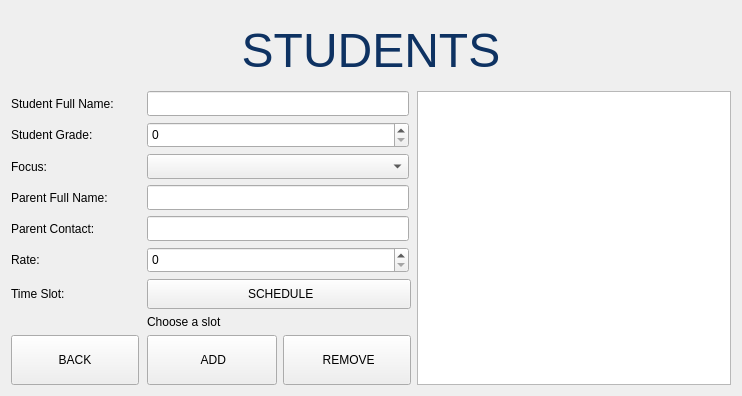
Old version of the form students.ui in the repository KyleJamesWestran/Roster-Guru.
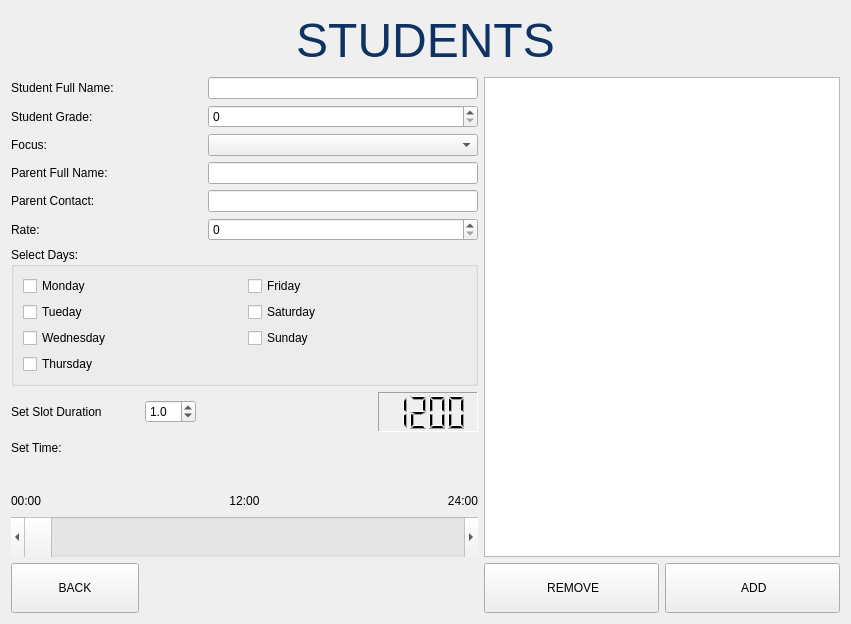
New version of the form. Icons and pictures are not drawn.

What changed in the file:
```diff
--- a/students.ui
+++ b/students.ui
@@ -6,28 +6,38 @@
    <rect>
     <x>0</x>
     <y>0</y>
-    <width>742</width>
-    <height>396</height>
+    <width>851</width>
+    <height>624</height>
    </rect>
   </property>
   <property name="minimumSize">
    <size>
-    <width>742</width>
-    <height>396</height>
+    <width>851</width>
+    <height>624</height>
    </size>
   </property>
   <property name="maximumSize">
    <size>
-    <width>742</width>
-    <height>396</height>
+    <width>851</width>
+    <height>624</height>
    </size>
   </property>
   <property name="windowTitle">
    <string>Students</string>
   </property>
-  <layout class="QGridLayout" name="gridLayout">
-   <item row="9" column="2">
-    <widget class="QPushButton" name="btnRemove">
+  <layout class="QGridLayout" name="gridLayout_2">
+   <item row="1" column="3" colspan="2">
+    <widget class="QLineEdit" name="studentName"/>
+   </item>
+   <item row="10" column="0">
+    <widget class="QLabel" name="label_13">
+     <property name="text">
+      <string>Set Slot Duration</string>
+     </property>
+    </widget>
+   </item>
+   <item row="15" column="0">
+    <widget class="QPushButton" name="btnBack">
      <property name="minimumSize">
       <size>
        <width>128</width>
@@ -41,341 +51,330 @@
       </size>
      </property>
      <property name="text">
-      <string> REMOVE</string>
+      <string>BACK</string>
      </property>
      <property name="icon">
       <iconset>
        <normaloff>Resources/cancel.png</normaloff>Resources/cancel.png</iconset>
      </property>
-    </widget>
-   </item>
-   <item row="4" column="0">
-    <widget class="QLabel" name="label_5">
-     <property name="minimumSize">
+     <property name="iconSize">
       <size>
-       <width>130</width>
-       <height>25</height>
+       <width>20</width>
+       <height>20</height>
       </size>
      </property>
-     <property name="maximumSize">
-      <size>
-       <width>130</width>
-       <height>25</height>
-      </size>
-     </property>
-     <property name="text">
-      <string>Parent Full Name:</string>
-     </property>
     </widget>
    </item>
-   <item row="2" column="0">
+   <item row="5" column="3" colspan="2">
+    <widget class="QLineEdit" name="parentContact"/>
+   </item>
+   <item row="2" column="0" colspan="2">
     <widget class="QLabel" name="label_6">
-     <property name="minimumSize">
-      <size>
-       <width>130</width>
-       <height>26</height>
-      </size>
-     </property>
-     <property name="maximumSize">
-      <size>
-       <width>130</width>
-       <height>26</height>
-      </size>
-     </property>
      <property name="text">
       <string>Student Grade:</string>
      </property>
     </widget>
    </item>
-   <item row="4" column="1" colspan="2">
-    <widget class="QLineEdit" name="parentName">
+   <item row="10" column="4">
+    <widget class="QLCDNumber" name="lcdTime">
      <property name="minimumSize">
       <size>
-       <width>262</width>
-       <height>25</height>
+       <width>100</width>
+       <height>40</height>
       </size>
      </property>
-     <property name="maximumSize">
-      <size>
-       <width>262</width>
-       <height>25</height>
-      </size>
+     <property name="inputMethodHints">
+      <set>Qt::ImhTime</set>
      </property>
+     <property name="frameShape">
+      <enum>QFrame::Panel</enum>
+     </property>
+     <property name="frameShadow">
+      <enum>QFrame::Sunken</enum>
+     </property>
+     <property name="smallDecimalPoint">
+      <bool>false</bool>
+     </property>
+     <property name="digitCount">
+      <number>4</number>
+     </property>
+     <property name="mode">
+      <enum>QLCDNumber::Dec</enum>
+     </property>
+     <property name="segmentStyle">
+      <enum>QLCDNumber::Filled</enum>
+     </property>
+     <property name="value" stdset="0">
+      <double>1200.000000000000000</double>
+     </property>
+     <property name="intValue" stdset="0">
+      <number>1200</number>
+     </property>
     </widget>
    </item>
-   <item row="3" column="0">
+   <item row="4" column="0" colspan="2">
+    <widget class="QLabel" name="label_5">
+     <property name="text">
+      <string>Parent Full Name:</string>
+     </property>
+    </widget>
+   </item>
+   <item row="3" column="0" colspan="2">
     <widget class="QLabel" name="label_7">
-     <property name="minimumSize">
-      <size>
-       <width>130</width>
-       <height>25</height>
-      </size>
-     </property>
-     <property name="maximumSize">
-      <size>
-       <width>130</width>
-       <height>25</height>
-      </size>
-     </property>
      <property name="text">
       <string>Focus:</string>
      </property>
     </widget>
    </item>
-   <item row="7" column="0">
-    <widget class="QLabel" name="label_3">
+   <item row="1" column="0" colspan="2">
+    <widget class="QLabel" name="label_2">
+     <property name="text">
+      <string>Student Full Name:</string>
+     </property>
+    </widget>
+   </item>
+   <item row="10" column="3">
+    <spacer name="horizontalSpacer">
+     <property name="orientation">
+      <enum>Qt::Horizontal</enum>
+     </property>
+     <property name="sizeHint" stdset="0">
+      <size>
+       <width>40</width>
+       <height>20</height>
+      </size>
+     </property>
+    </spacer>
+   </item>
+   <item row="2" column="3" colspan="2">
+    <widget class="QSpinBox" name="studentGrade"/>
+   </item>
+   <item row="4" column="3" colspan="2">
+    <widget class="QLineEdit" name="parentName"/>
+   </item>
+   <item row="6" column="3" colspan="2">
+    <widget class="QSpinBox" name="rate"/>
+   </item>
+   <item row="3" column="3" colspan="2">
+    <widget class="QComboBox" name="studentFocus"/>
+   </item>
+   <item row="0" column="0" colspan="8">
+    <widget class="QLabel" name="label">
      <property name="minimumSize">
       <size>
-       <width>130</width>
-       <height>25</height>
+       <width>0</width>
+       <height>60</height>
       </size>
      </property>
      <property name="maximumSize">
       <size>
-       <width>130</width>
-       <height>25</height>
+       <width>16777215</width>
+       <height>60</height>
       </size>
      </property>
      <property name="text">
-      <string>Time Slot:</string>
+      <string>&lt;html&gt;&lt;head/&gt;&lt;body&gt;&lt;p align=&quot;center&quot;&gt;&lt;span style=&quot; font-size:36pt; color:#0e3262;&quot;&gt;STUDENTS&lt;/span&gt;&lt;/p&gt;&lt;/body&gt;&lt;/html&gt;</string>
      </property>
     </widget>
    </item>
-   <item row="6" column="1" colspan="2">
-    <widget class="QSpinBox" name="rate">
-     <property name="minimumSize">
-      <size>
-       <width>262</width>
-       <height>26</height>
-      </size>
+   <item row="10" column="1">
+    <widget class="QDoubleSpinBox" name="spinDuration">
+     <property name="decimals">
+      <number>1</number>
      </property>
-     <property name="maximumSize">
-      <size>
-       <width>262</width>
-       <height>26</height>
-      </size>
+     <property name="minimum">
+      <double>0.500000000000000</double>
      </property>
+     <property name="maximum">
+      <double>24.000000000000000</double>
+     </property>
+     <property name="singleStep">
+      <double>0.500000000000000</double>
+     </property>
+     <property name="value">
+      <double>1.000000000000000</double>
+     </property>
     </widget>
    </item>
-   <item row="9" column="1">
-    <widget class="QPushButton" name="btnAdd">
+   <item row="11" column="0" colspan="5">
+    <widget class="QLabel" name="label_12">
+     <property name="text">
+      <string>Set Time:</string>
+     </property>
+    </widget>
+   </item>
+   <item row="14" column="0" colspan="5">
+    <widget class="QScrollBar" name="sliderTime">
      <property name="minimumSize">
       <size>
-       <width>130</width>
-       <height>50</height>
+       <width>0</width>
+       <height>40</height>
       </size>
      </property>
      <property name="maximumSize">
       <size>
-       <width>130</width>
-       <height>50</height>
+       <width>16777215</width>
+       <height>40</height>
       </size>
      </property>
-     <property name="text">
-      <string> ADD</string>
+     <property name="inputMethodHints">
+      <set>Qt::ImhTime</set>
      </property>
-     <property name="icon">
-      <iconset>
-       <normaloff>Resources/user add.png</normaloff>Resources/user add.png</iconset>
+     <property name="maximum">
+      <number>48</number>
      </property>
+     <property name="pageStep">
+      <number>1</number>
+     </property>
+     <property name="orientation">
+      <enum>Qt::Horizontal</enum>
+     </property>
     </widget>
    </item>
-   <item row="1" column="3" rowspan="9" colspan="3">
-    <widget class="QListWidget" name="listStudents"/>
-   </item>
-   <item row="5" column="0">
+   <item row="5" column="0" colspan="2">
     <widget class="QLabel" name="label_8">
-     <property name="minimumSize">
-      <size>
-       <width>130</width>
-       <height>25</height>
-      </size>
-     </property>
-     <property name="maximumSize">
-      <size>
-       <width>130</width>
-       <height>25</height>
-      </size>
-     </property>
      <property name="text">
       <string>Parent Contact:</string>
      </property>
     </widget>
    </item>
-   <item row="2" column="1" colspan="2">
-    <widget class="QSpinBox" name="studentGrade">
-     <property name="minimumSize">
-      <size>
-       <width>262</width>
-       <height>26</height>
-      </size>
-     </property>
-     <property name="maximumSize">
-      <size>
-       <width>262</width>
-       <height>26</height>
-      </size>
-     </property>
-    </widget>
+   <item row="13" column="0" colspan="5">
+    <layout class="QHBoxLayout" name="horizontalLayout_2">
+     <item>
+      <widget class="QLabel" name="label_4">
+       <property name="text">
+        <string>00:00</string>
+       </property>
+      </widget>
+     </item>
+     <item>
+      <widget class="QLabel" name="label_10">
+       <property name="text">
+        <string>&lt;html&gt;&lt;head/&gt;&lt;body&gt;&lt;p align=&quot;center&quot;&gt;12:00&lt;/p&gt;&lt;/body&gt;&lt;/html&gt;</string>
+       </property>
+      </widget>
+     </item>
+     <item>
+      <widget class="QLabel" name="label_11">
+       <property name="text">
+        <string>&lt;html&gt;&lt;head/&gt;&lt;body&gt;&lt;p align=&quot;right&quot;&gt;24:00&lt;/p&gt;&lt;/body&gt;&lt;/html&gt;</string>
+       </property>
+      </widget>
+     </item>
+    </layout>
+   </item>
+   <item row="1" column="5" rowspan="14" colspan="3">
+    <widget class="QListWidget" name="listStudents"/>
    </item>
    <item row="6" column="0">
     <widget class="QLabel" name="label_9">
-     <property name="minimumSize">
-      <size>
-       <width>130</width>
-       <height>26</height>
-      </size>
-     </property>
-     <property name="maximumSize">
-      <size>
-       <width>130</width>
-       <height>26</height>
-      </size>
-     </property>
      <property name="text">
       <string>Rate:</string>
      </property>
     </widget>
    </item>
-   <item row="8" column="1" colspan="2">
-    <widget class="QLabel" name="lblSlot">
-     <property name="text">
-      <string>Choose a slot</string>
+   <item row="7" column="0" rowspan="3" colspan="5">
+    <widget class="QGroupBox" name="groupDay">
+     <property name="title">
+      <string>Select Days:</string>
      </property>
+     <layout class="QGridLayout" name="gridLayout">
+      <item row="0" column="0">
+       <layout class="QGridLayout" name="gridLayout_3">
+        <item row="2" column="0">
+         <widget class="QCheckBox" name="checkWed">
+          <property name="text">
+           <string>Wednesday</string>
+          </property>
+         </widget>
+        </item>
+        <item row="1" column="0">
+         <widget class="QCheckBox" name="checkTue">
+          <property name="text">
+           <string>Tueday</string>
+          </property>
+         </widget>
+        </item>
+        <item row="0" column="0">
+         <widget class="QCheckBox" name="checkMon">
+          <property name="text">
+           <string>Monday</string>
+          </property>
+         </widget>
+        </item>
+        <item row="3" column="0">
+         <widget class="QCheckBox" name="checkThur">
+          <property name="text">
+           <string>Thursday</string>
+          </property>
+         </widget>
+        </item>
+        <item row="0" column="1">
+         <widget class="QCheckBox" name="checkFri">
+          <property name="text">
+           <string>Friday</string>
+          </property>
+         </widget>
+        </item>
+        <item row="1" column="1">
+         <widget class="QCheckBox" name="checkSat">
+          <property name="text">
+           <string>Saturday</string>
+          </property>
+         </widget>
+        </item>
+        <item row="2" column="1">
+         <widget class="QCheckBox" name="checkSun">
+          <property name="text">
+           <string>Sunday</string>
+          </property>
+         </widget>
+        </item>
+       </layout>
+      </item>
+     </layout>
     </widget>
    </item>
-   <item row="3" column="1" colspan="2">
-    <widget class="QComboBox" name="studentFocus">
+   <item row="15" column="7">
+    <widget class="QPushButton" name="btnAdd">
      <property name="minimumSize">
       <size>
-       <width>262</width>
-       <height>25</height>
-      </size>
-     </property>
-     <property name="maximumSize">
-      <size>
-       <width>262</width>
-       <height>25</height>
-      </size>
-     </property>
-    </widget>
-   </item>
-   <item row="5" column="1" colspan="2">
-    <widget class="QLineEdit" name="parentContact">
-     <property name="minimumSize">
-      <size>
-       <width>262</width>
-       <height>25</height>
-      </size>
-     </property>
-     <property name="maximumSize">
-      <size>
-       <width>262</width>
-       <height>25</height>
-      </size>
-     </property>
-    </widget>
-   </item>
-   <item row="9" column="0">
-    <widget class="QPushButton" name="btnBack">
-     <property name="minimumSize">
-      <size>
-       <width>128</width>
+       <width>175</width>
        <height>50</height>
       </size>
      </property>
      <property name="maximumSize">
       <size>
-       <width>128</width>
+       <width>175</width>
        <height>50</height>
       </size>
      </property>
      <property name="text">
-      <string>BACK</string>
+      <string> ADD</string>
      </property>
      <property name="icon">
       <iconset>
        <normaloff>Resources/back.png</normaloff>Resources/back.png</iconset>
      </property>
-     <property name="iconSize">
-      <size>
-       <width>20</width>
-       <height>20</height>
-      </size>
-     </property>
     </widget>
    </item>
-   <item row="0" column="0" colspan="6">
-    <widget class="QLabel" name="label">
+   <item row="15" column="5" colspan="2">
+    <widget class="QPushButton" name="btnRemove">
      <property name="minimumSize">
       <size>
-       <width>0</width>
-       <height>80</height>
+       <width>175</width>
+       <height>50</height>
       </size>
      </property>
      <property name="maximumSize">
       <size>
-       <width>16777215</width>
-       <height>80</height>
+       <width>175</width>
+       <height>50</height>
       </size>
      </property>
      <property name="text">
-      <string>&lt;html&gt;&lt;head/&gt;&lt;body&gt;&lt;p align=&quot;center&quot;&gt;&lt;span style=&quot; font-size:36pt; color:#0e3262;&quot;&gt;STUDENTS&lt;/span&gt;&lt;/p&gt;&lt;/body&gt;&lt;/html&gt;</string>
+      <string> REMOVE</string>
      </property>
-    </widget>
-   </item>
-   <item row="1" column="0">
-    <widget class="QLabel" name="label_2">
-     <property name="minimumSize">
-      <size>
-       <width>130</width>
-       <height>25</height>
-      </size>
-     </property>
-     <property name="maximumSize">
-      <size>
-       <width>130</width>
-       <height>25</height>
-      </size>
-     </property>
-     <property name="text">
-      <string>Student Full Name:</string>
-     </property>
-    </widget>
-   </item>
-   <item row="1" column="1" colspan="2">
-    <widget class="QLineEdit" name="studentName">
-     <property name="minimumSize">
-      <size>
-       <width>262</width>
-       <height>25</height>
-      </size>
-     </property>
-     <property name="maximumSize">
-      <size>
-       <width>262</width>
-       <height>25</height>
-      </size>
-     </property>
-    </widget>
-   </item>
-   <item row="7" column="1" colspan="2">
-    <widget class="QPushButton" name="btnSchedule">
-     <property name="minimumSize">
-      <size>
-       <width>0</width>
-       <height>30</height>
-      </size>
-     </property>
-     <property name="maximumSize">
-      <size>
-       <width>16777215</width>
-       <height>30</height>
-      </size>
-     </property>
-     <property name="text">
-      <string> SCHEDULE</string>
-     </property>
      <property name="icon">
       <iconset>
        <normaloff>Resources/clock.png</normaloff>Resources/clock.png</iconset>
```
Left out of the diff: 6 changed lines with no effect on the pictures.
